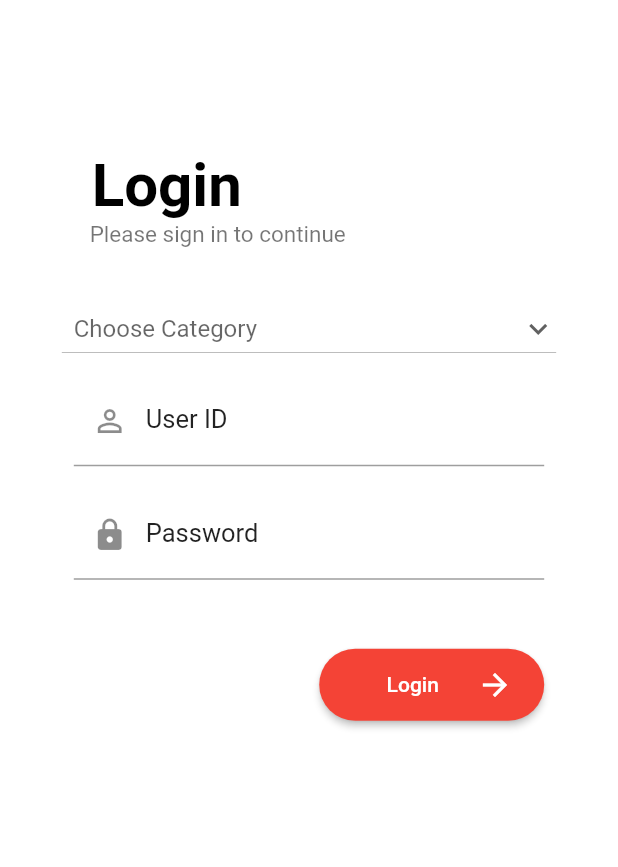
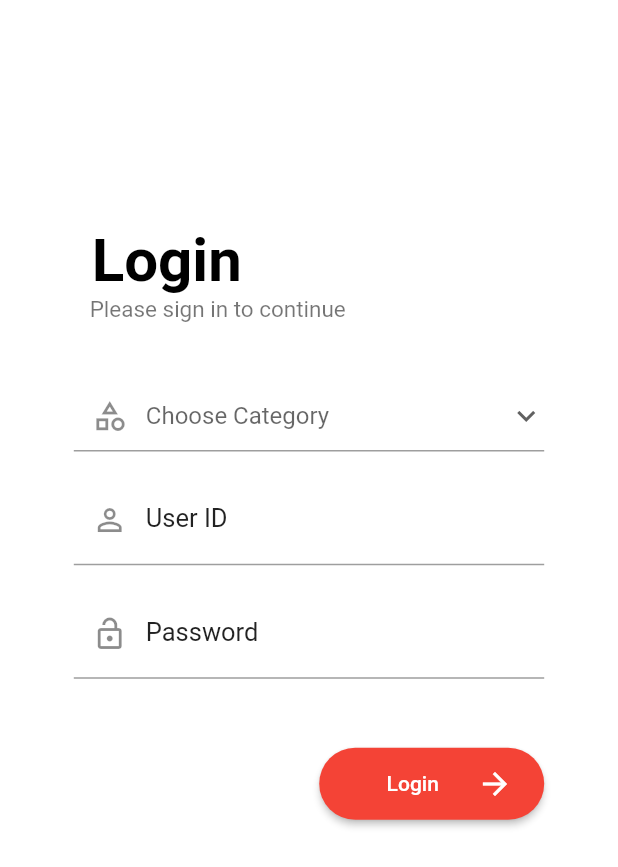
Before and after one commit to akshaykarthikeyan/institute_assistant_app, a Flutter app: the screen it shows after launch, on a phone screen of 412 x 824 dp. Shown: the top 867 px of the screen. Run offline on Flutter 3.47's test engine with Material 2 defaults, Android fonts, the phone set to English and light mode, and no system bars; our stand-ins replace carousel_slider, flutter_slidable; missing offline and left inert: flutter_neat_and_clean_calendar, multi_select_item.

Commit message:
updatedlogin
dropdownbutton with prefix icon

```diff
--- a/lib/screens/login.dart
+++ b/lib/screens/login.dart
@@ -10,7 +10,7 @@ class Login extends StatefulWidget {
 class _LoginState extends State<Login> {
   List<String> _category = ['Students', 'Teachers', 'Staffs'];
   String _selectedCategory;
-
+  String _password;
   @override
   Widget build(BuildContext context) {
     var fieldText = TextEditingController();
@@ -36,7 +36,7 @@ class _LoginState extends State<Login> {
                 child: Column(
                   children: [
                     SizedBox(
-                      height: 100.0,
+                      height: 150.0,
                     ),
                     Align(
                       alignment: Alignment.topLeft,
@@ -62,13 +62,19 @@ class _LoginState extends State<Login> {
                     SizedBox(
                       height: 30.0,
                     ),
-                    Container(
-                      width: 330.0,
-                      child: DropdownButton(
+                    Padding(
+                      padding: const EdgeInsets.all(8.0),
+                      child: Container(
+                        child: DropdownButtonFormField(
+                          decoration: InputDecoration(
+                            prefixIcon: Icon(
+                              Icons.category_outlined,
+                            ),
+                          ),
                           isExpanded: true,
                           icon: Icon(Icons.keyboard_arrow_down),
                           hint: Text(
-                            '  Choose Category'), // Not necessary for Option 1
+                              'Choose Category'), // Not necessary for Option 1
                           value: _selectedCategory,
                           onChanged: (newValue) {
                             setState(() {
@@ -77,10 +83,14 @@ class _LoginState extends State<Login> {
                           },
                           items: _category.map((location) {
                             return DropdownMenuItem(
-                            child: Text(location),
+                              child: Text(
+                                location,
+                                textAlign: TextAlign.center,
+                              ),
                               value: location,
                             );
                           }).toList(),
+                        ),
                       ),
                     ),
                     Padding(
@@ -113,13 +123,17 @@ class _LoginState extends State<Login> {
                           },
                           decoration: new InputDecoration(
                               prefixIcon: Icon(
-                                Icons.lock_rounded,
+                                Icons.lock_open_outlined,
                               ),
                               labelText: 'Password',
                               labelStyle: TextStyle(
                                 color: Colors.black87,
                                 fontSize: 17,
                               )),
+                          validator: (val) =>
+                              val.length < 4 ? 'Password too short' : null,
+                          onSaved: (val) => _password = val,
+                          obscureText: true,
                         ),
                       ),
                     ),
```
Lines whose indentation alone changed are shown as unchanged.
